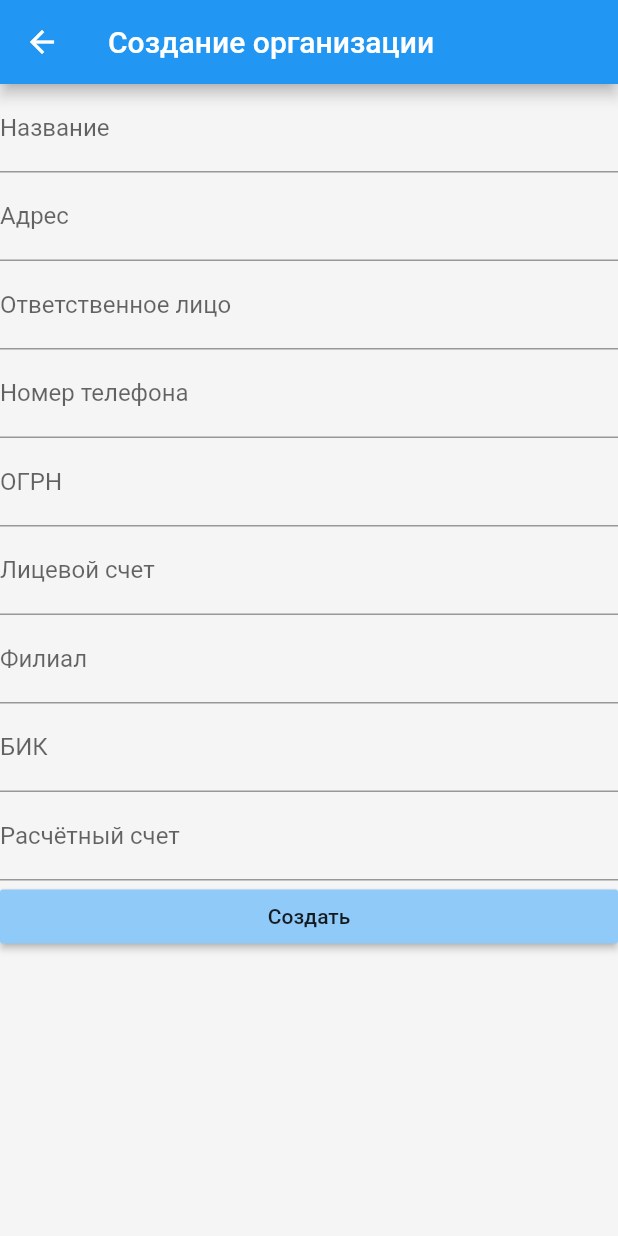
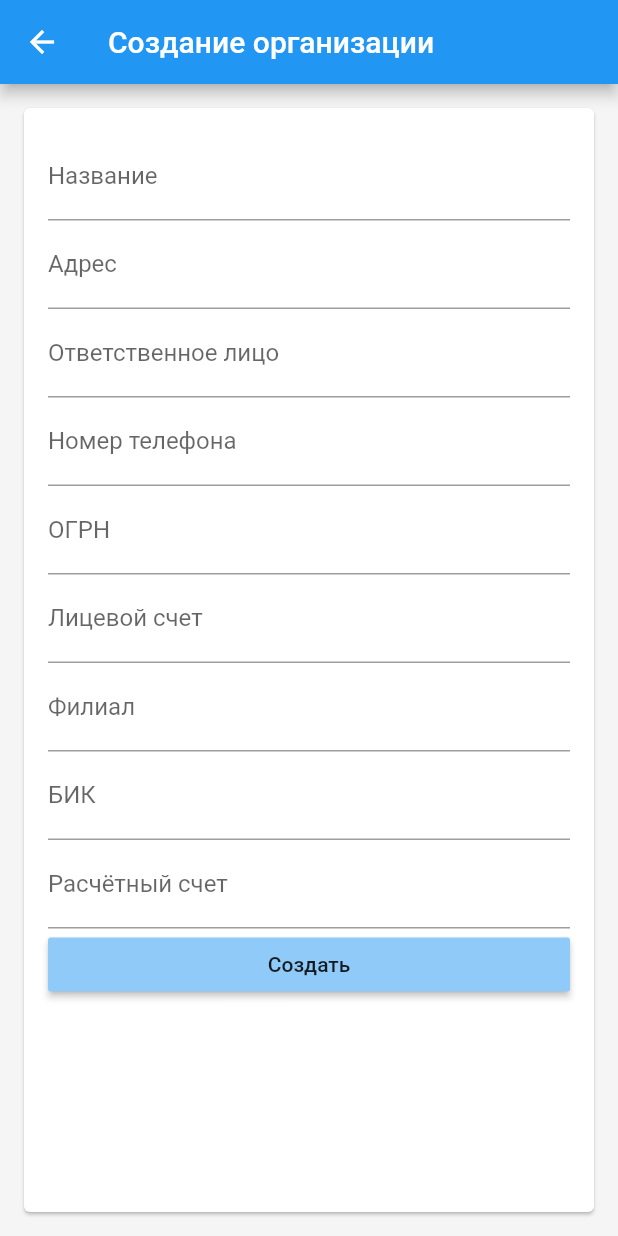
Before and after one commit to jakushev-pavel/gto_service_app, a Flutter app: the AddOrgScreen screen opened directly, on a phone screen of 412 x 824 dp. Run offline on Flutter 3.47's test engine with Material 2 defaults, Android fonts, the phone set to English and light mode, and no system bars; our stand-ins replace get_it, shared_preferences; accounts and stored records are empty.

Commit message:
Улучшена верстка экрана создания организации

```diff
--- a/gto_service_app/lib/screens/profile/global_admin/add_org.dart
+++ b/gto_service_app/lib/screens/profile/global_admin/add_org.dart
@@ -21,7 +21,11 @@ class _AddOrgScreenState extends State<AddOrgScreen> {
   }
 
   Widget _buildForm() {
-    return Form(
+    return Card(
+      margin: EdgeInsets.all(16),
+      child: Padding(
+        padding: EdgeInsets.all(16),
+        child: Form(
           key: _formKey,
           child: ListView(
             children: <Widget>[
@@ -36,6 +40,8 @@ class _AddOrgScreenState extends State<AddOrgScreen> {
               _buildCorrespondentAccountField(),
               _buildSubmitButton(),
             ],
+          ),
+        ),
       ),
     );
   }
```
Lines whose indentation alone changed are shown as unchanged.
